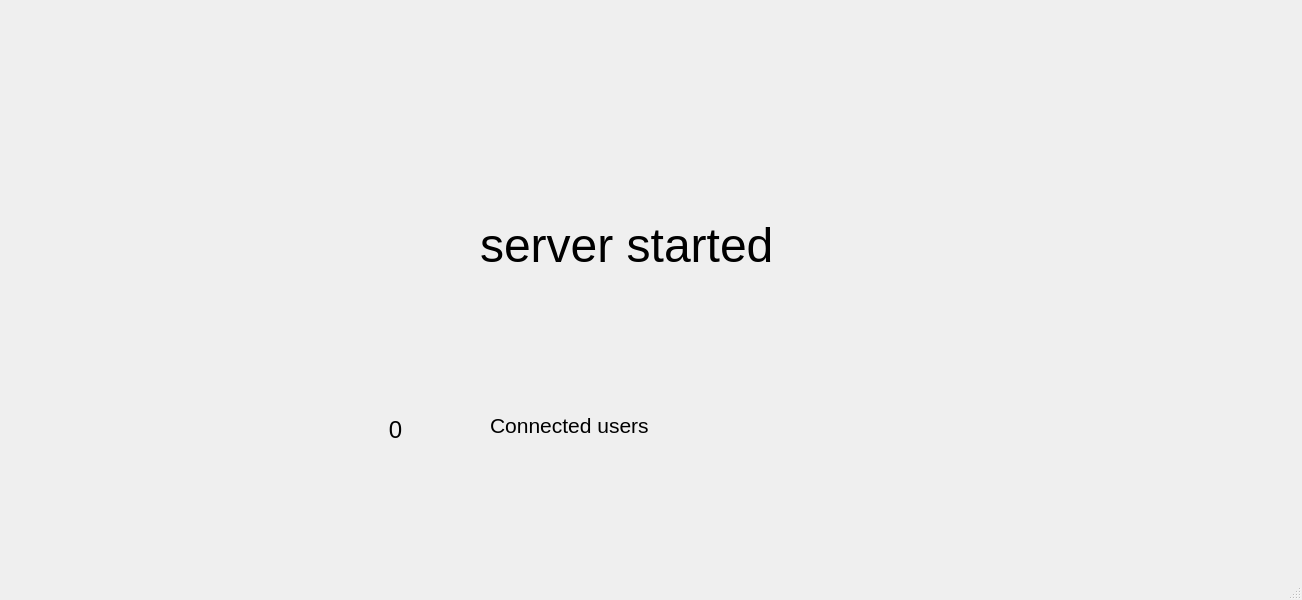
ciszekxd/SK2ProjectKahoot, file mainwindow.ui: the form before one commit.
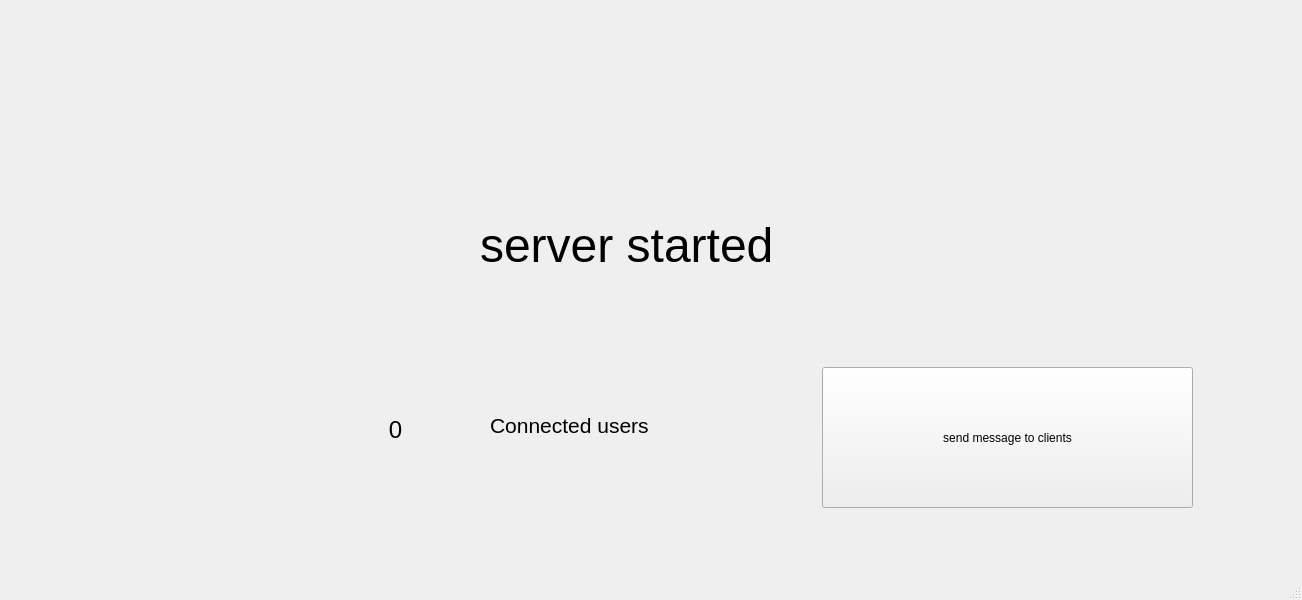
The form after the commit. The open tabs and pages were chosen to show the change.

Commit message: remodel client interface, add comunication client server

```diff
--- a/mainwindow.ui
+++ b/mainwindow.ui
@@ -148,6 +148,19 @@
        <string>&lt;html&gt;&lt;head/&gt;&lt;body&gt;&lt;p&gt;&lt;span style=&quot; font-size:16pt;&quot;&gt;Connected users&lt;/span&gt;&lt;/p&gt;&lt;/body&gt;&lt;/html&gt;</string>
       </property>
      </widget>
+     <widget class="QPushButton" name="testServer">
+      <property name="geometry">
+       <rect>
+        <x>822</x>
+        <y>367</y>
+        <width>371</width>
+        <height>141</height>
+       </rect>
+      </property>
+      <property name="text">
+       <string>send message to clients</string>
+      </property>
+     </widget>
     </widget>
     <widget class="QWidget" name="page_4">
      <widget class="QLabel" name="label_4">
```
Left out of the diff: 2 changed lines with no effect on the pictures. The commit also changes 10 other files.
